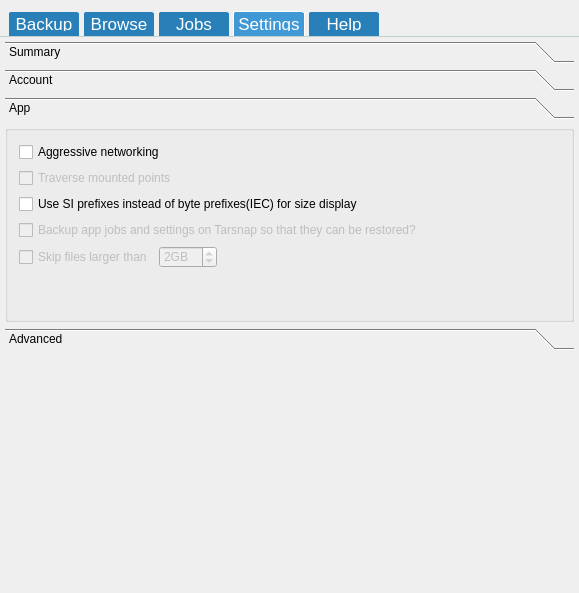
Tarsnap/tarsnap-gui, file mainwindow.ui: the form before one commit.
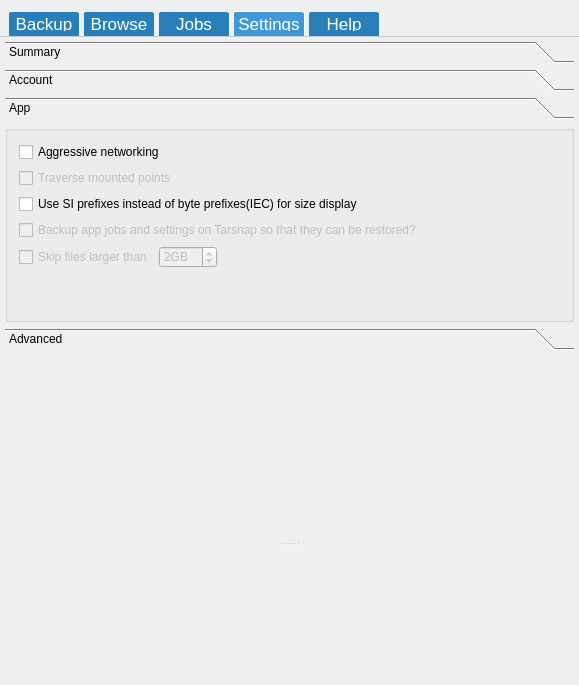
The form after the commit. The open tabs and pages were chosen to show the change. Icons and pictures are not drawn. Custom widgets are drawn as their Qt base class.

Commit message:
Keep a journal of the job messages and allow the user to review that.
The job messages displayed in the status bar are now logged and timestamped and can be reviewed by expanding a drawer from the status bar icon.

```diff
--- a/mainwindow.ui
+++ b/mainwindow.ui
@@ -7,7 +7,7 @@
     <x>0</x>
     <y>0</y>
     <width>579</width>
-    <height>593</height>
+    <height>685</height>
    </rect>
   </property>
   <property name="acceptDrops">
@@ -35,6 +35,28 @@
     <number>3</number>
    </property>
    <item>
+    <widget class="QWidget" name="mainContent" native="true">
+     <layout class="QVBoxLayout" name="verticalLayout_17">
+      <property name="spacing">
+       <number>-1</number>
+      </property>
+      <property name="leftMargin">
+       <number>0</number>
+      </property>
+      <property name="topMargin">
+       <number>0</number>
+      </property>
+      <property name="rightMargin">
+       <number>0</number>
+      </property>
+      <property name="bottomMargin">
+       <number>0</number>
+      </property>
+      <item>
+       <widget class="QSplitter" name="mainContentSplitter">
+        <property name="orientation">
+         <enum>Qt::Vertical</enum>
+        </property>
     <widget class="QTabWidget" name="mainTabWidget">
      <property name="acceptDrops">
       <bool>false</bool>
@@ -1780,6 +1802,25 @@
       </layout>
      </widget>
     </widget>
+        <widget class="QPlainTextEdit" name="journalLog">
+         <property name="styleSheet">
+          <string notr="true">#journalLog
+{
+margin-left: 6px;
+background: transparent;
+}</string>
+         </property>
+         <property name="readOnly">
+          <bool>true</bool>
+         </property>
+         <property name="plainText">
+          <string/>
+         </property>
+        </widget>
+       </widget>
+      </item>
+     </layout>
+    </widget>
    </item>
    <item>
     <widget class="QWidget" name="statusBarWidget" native="true">
@@ -1796,6 +1837,44 @@
       <property name="bottomMargin">
        <number>0</number>
       </property>
+      <item>
+       <widget class="QToolButton" name="expandJournalButton">
+        <property name="sizePolicy">
+         <sizepolicy hsizetype="Fixed" vsizetype="Fixed">
+          <horstretch>0</horstretch>
+          <verstretch>0</verstretch>
+         </sizepolicy>
+        </property>
+        <property name="minimumSize">
+         <size>
+          <width>16</width>
+          <height>16</height>
+         </size>
+        </property>
+        <property name="maximumSize">
+         <size>
+          <width>16</width>
+          <height>16</height>
+         </size>
+        </property>
+        <property name="styleSheet">
+         <string notr="true">#expandJournalButton{
+border: none;
+}</string>
+        </property>
+        <property name="text">
+         <string/>
+        </property>
+        <property name="icon">
+         <iconset resource="resources.qrc">
+          <normaloff>:/resources/caret-top-2x.png</normaloff>
+          <activeon>:/resources/caret-bottom-2x.png</activeon>:/resources/caret-top-2x.png</iconset>
+        </property>
+        <property name="checkable">
+         <bool>true</bool>
+        </property>
+       </widget>
+      </item>
       <item>
        <widget class="TextLabel" name="statusBarLabel">
         <property name="sizePolicy">
```
Left out of the diff: 16 changed lines with no effect on the pictures. Lines whose indentation alone changed are shown as unchanged. The commit also changes 8 other files.
